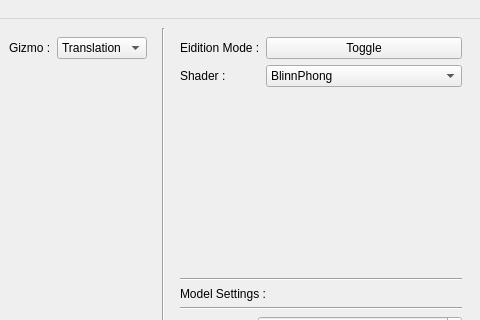
DaftMat/Draft-Engine, file src/Application/mainwindow.ui: the form before one commit; both pictures show x 604 to 1084 and y 0 to 320 of the 1084 by 747 pixel window.
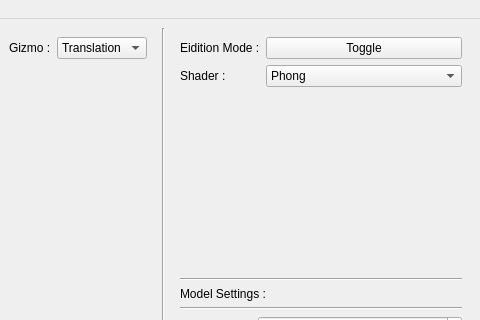
The form after the commit. Custom widgets are drawn as their Qt base class.

What changed in the file:
```diff
--- a/src/Application/mainwindow.ui
+++ b/src/Application/mainwindow.ui
@@ -87,6 +87,11 @@
               <verstretch>0</verstretch>
              </sizepolicy>
             </property>
+            <item>
+             <property name="text">
+              <string>Phong</string>
+             </property>
+            </item>
             <item>
              <property name="text">
               <string>BlinnPhong</string>
```
Left out of the diff: 5 changed lines with no effect on the pictures.
